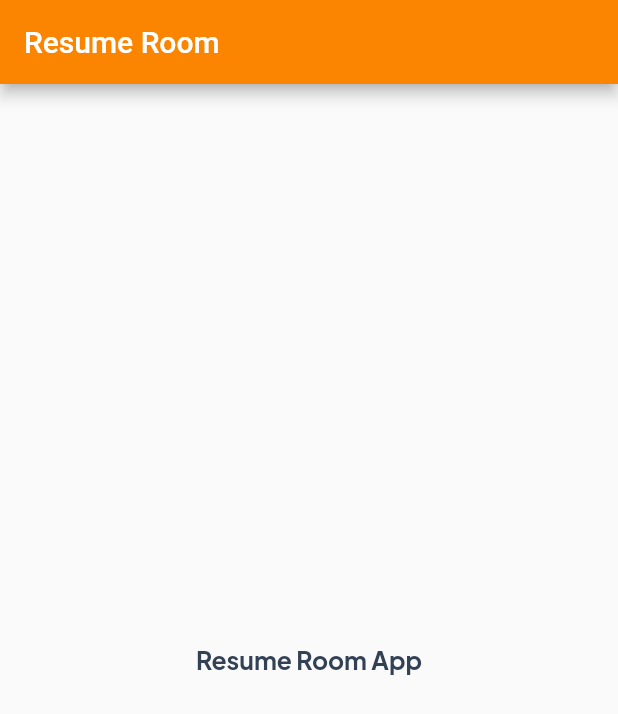
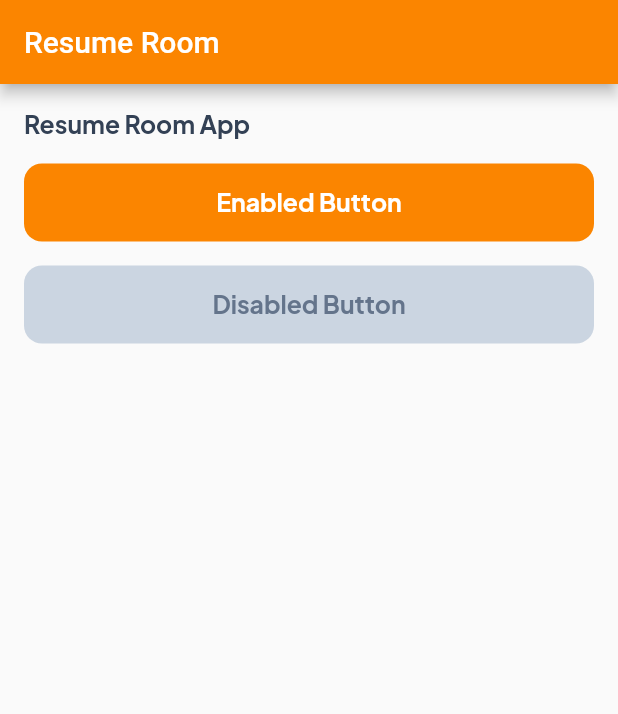
Before and after one commit to bryanbarrios/resume_room, a Flutter app: the screen it shows after launch, on a phone screen of 412 x 824 dp. Shown: the top 714 px of the screen. Run offline on Flutter 3.47's test engine with Material 2 defaults, Android fonts, the phone set to English and light mode, and no system bars; our stand-ins replace flutter_screenutil.

Commit message:
feat(theme): add elevated button theme

```diff
--- a/lib/src/core/ui/theme/colors.dart
+++ b/lib/src/core/ui/theme/colors.dart
@@ -12,7 +12,9 @@
   static const Color white = Color(0xffffffff);
   static const Color black = Color(0xff000000);
 
-  static const Map<int, Color> blueGray = {
+  static const MaterialColor blueGray = MaterialColor(
+    0xff64748B,
+    <int, Color>{
       50: Color(0xfff8fafc),
       100: Color(0xfff1f5f9),
       200: Color(0xffe2e8f0),
@@ -23,9 +25,12 @@
       700: Color(0xff334155),
       800: Color(0xff1E293B),
       900: Color(0xff0F172A),
-  };
+    },
+  );
 
-  static const Map<int, Color> lightGray = {
+  static const MaterialColor lightGray = MaterialColor(
+    0xff64748B,
+    <int, Color>{
       50: Color(0xfffafafa),
       100: Color(0xfff4f4f5),
       200: Color(0xffe4e4e7),
@@ -36,5 +41,6 @@
       700: Color(0xff3f3f46),
       800: Color(0xff27272a),
       900: Color(0xff18181b),
-  };
+    },
+  );
 }
--- a/lib/src/core/ui/theme/theme.dart
+++ b/lib/src/core/ui/theme/theme.dart
@@ -2,7 +2,7 @@
 import 'package:flutter_screenutil/flutter_screenutil.dart';
 
 part './colors.dart';
-part 'text_styles.dart';
+part './text_styles.dart';
 
 enum ThemeType { light, dark }
 
@@ -15,11 +15,48 @@
       primaryColorDark: KColors.primaryDarkColor,
       buttonColor: KColors.primary,
       textTheme: _textTheme(context),
+      elevatedButtonTheme: _elevatedButtonTheme(context),
     );
   }
 
   static ThemeData get darkTheme {
-    return ThemeData.light().copyWith();
+    return ThemeData.dark().copyWith();
+  }
+
+  static ElevatedButtonThemeData _elevatedButtonTheme(BuildContext context) {
+    return ElevatedButtonThemeData(
+      style: ButtonStyle(
+        backgroundColor: MaterialStateProperty.resolveWith<Color>(
+          (states) => states.contains(MaterialState.disabled)
+              ? KColors.blueGray[300]!
+              : KColors.primary,
+        ),
+        foregroundColor: MaterialStateProperty.resolveWith<Color>(
+          (states) => states.contains(MaterialState.disabled)
+              ? KColors.blueGray
+              : KColors.white,
+        ),
+        textStyle: MaterialStateProperty.all<TextStyle>(
+          TextStyles.textBase(context)
+              .copyWith(
+                fontWeight: FontWeight.w600,
+              )
+              .apply(
+                fontFamily: 'Plus Jakarta Sans',
+              ),
+        ),
+        minimumSize: MaterialStateProperty.all<Size>(
+          const Size(double.infinity, 52),
+        ),
+        padding: MaterialStateProperty.all<EdgeInsets>(
+          const EdgeInsets.all(12),
+        ),
+        shape: MaterialStateProperty.all<RoundedRectangleBorder>(
+          RoundedRectangleBorder(borderRadius: BorderRadius.circular(12)),
+        ),
+        elevation: MaterialStateProperty.all<double>(0),
+      ),
+    );
   }
 
   static TextTheme _textTheme(BuildContext context) {
--- a/lib/src/features/home/home.dart
+++ b/lib/src/features/home/home.dart
@@ -9,12 +9,26 @@
   @override
   Widget build(BuildContext context) {
     return Base(
-      body: Center(
-        child: Text(
-          "Resume Room App",
-          style: Theme.of(context).textTheme.bodyText1?.bold.copyWith(
-                color: KColors.blueGray[700],
-              ),
+      body: Container(
+        padding: const EdgeInsets.all(16),
+        child: Wrap(
+          runSpacing: 16,
+          children: [
+            Text(
+              "Resume Room App",
+              style: Theme.of(context).textTheme.bodyText1?.bold.copyWith(
+                    color: KColors.blueGray[700],
+                  ),
+            ),
+            ElevatedButton(
+              onPressed: () => "pressed",
+              child: const Text("Enabled Button"),
+            ),
+            const ElevatedButton(
+              onPressed: null,
+              child: Text("Disabled Button"),
+            )
+          ],
         ),
       ),
     );
```
Lines whose indentation alone changed are shown as unchanged.
